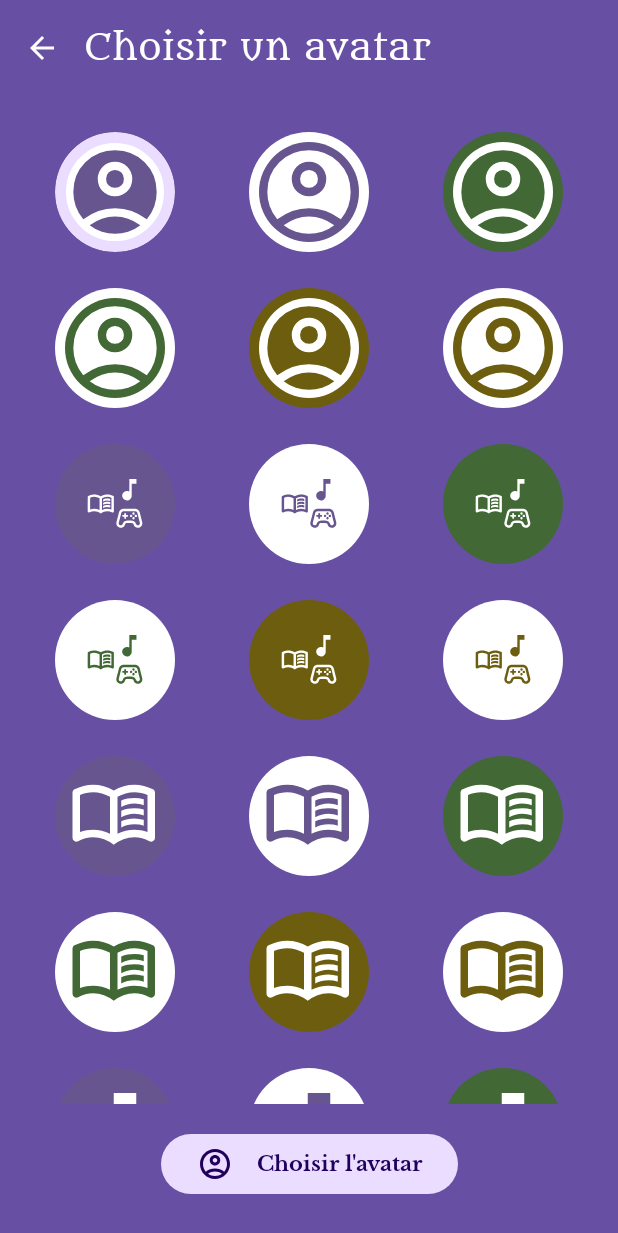
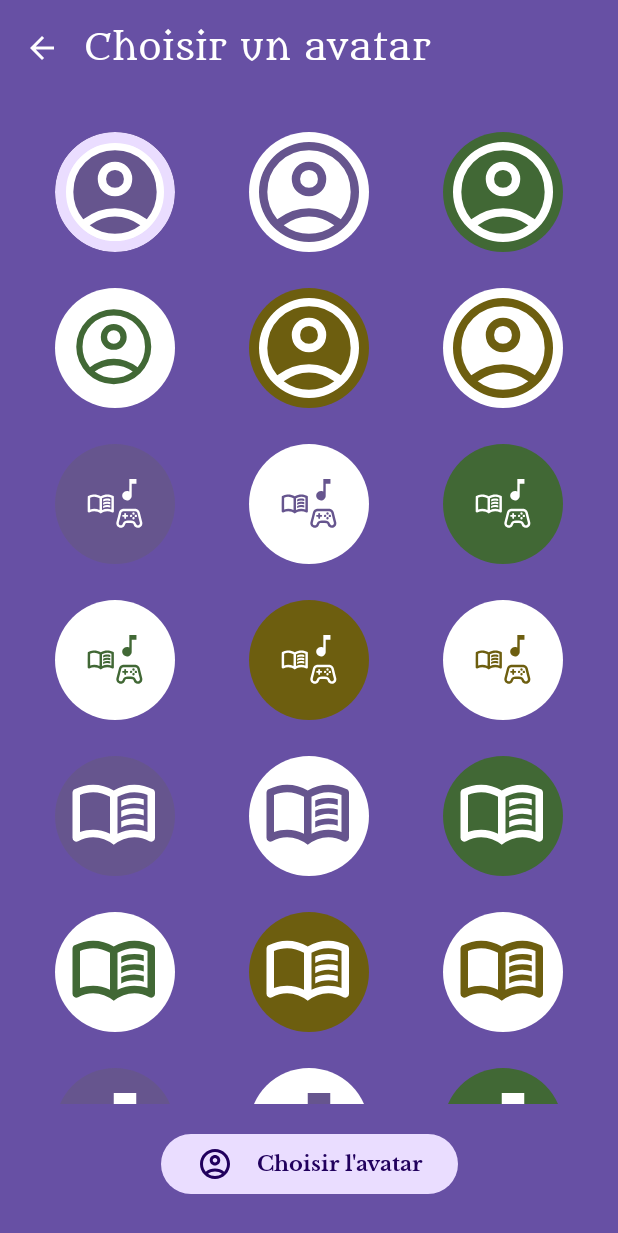
Before and after one commit to SedTheCursed/MyMediaRy, an Android app built with Jetpack Compose: the AvatarSelectionScreen screen opened through its navigation route, on a phone screen of 412 x 824 dp. Shown: the top 1233 px of the screen. Run offline under Robolectric (Android 15) with nearby library versions, the phone set to English and light mode, and no system bars.

```diff
--- a/app/src/main/res/drawable/avatar_primary.xml
+++ b/app/src/main/res/drawable/avatar_primary.xml
@@ -7,20 +7,9 @@
   <path
       android:fillColor="#66558E"
       android:pathData="M-0.5,-0.5C666.2,-0.5 1332.8,-0.5 1999.5,-0.5C1999.5,666.2 1999.5,1332.8 1999.5,1999.5C1332.8,1999.5 666.2,1999.5 -0.5,1999.5C-0.5,1332.8 -0.5,666.2 -0.5,-0.5Z"/>
+
   <path
       android:fillColor="#FFFFFF"
-      android:pathData="M480.31,880q-82.64,0 -155.64,-31.5 -73,-31.5 -127.34,-85.83Q143,708.33 111.5,635.49T80,479.82q0,-82.82 31.5,-155.49 31.5,-72.66 85.83,-127Q251.67,143 324.51,111.5T480.18,80q82.82,0 155.49,31.5 72.66,31.5 127,85.83Q817,251.67 848.5,324.35 880,397.04 880,479.69q0,82.64 -31.5,155.64 -31.5,73 -85.83,127.34Q708.33,817 635.65,848.5 562.96,880 480.31,880Z" />
-  <path
-      android:fillColor="#66558E"
-      android:pathData="M226,698q59,-42.33 121.33,-65.5 62.34,-23.17 132.67,-23.17 70.33,0 133,23.17T734.67,698q41,-49.67 59.83,-103.67T813.33,480q0,-141 -96.16,-237.17Q621,146.67 480,146.67t-237.17,96.16Q146.67,339 146.67,480q0,60.33 19.16,114.33Q185,648.33 226,698Z" />
-  <path
-      android:fillColor="#FFFFFF"
-      android:pathData="M479.88,513.33q-58.21,0 -98.05,-39.95Q342,433.42 342,375.21t39.96,-98.04q39.95,-39.84 98.16,-39.84 58.21,0 98.05,39.96Q618,317.25 618,375.46t-39.96,98.04q-39.95,39.83 -98.16,39.83Z" />
-  <path
-      android:fillColor="#66558E"
-      android:pathData="M480,813.33q54.33,0 105,-15.83t97.67,-52.17q-47,-33.66 -98,-51.5Q533.67,676 480,676t-104.67,17.83q-51,17.84 -98,51.5 47,36.34 97.67,52.17 50.67,15.83 105,15.83Z" />
-  <path
-      android:fillColor="#66558E"
-      android:pathData="M480,446.67q31.33,0 51.33,-20t20,-51.34q0,-31.33 -20,-51.33T480,304q-31.33,0 -51.33,20t-20,51.33q0,31.34 20,51.34 20,20 51.33,20ZM480,375.33ZM480,744.67Z" />
+      android:pathData="M226,698q59,-42.33 121.33,-65.5 62.34,-23.17 132.67,-23.17 70.33,0 133,23.17T734.67,698q41,-49.67 59.83,-103.67T813.33,480q0,-141 -96.16,-237.17Q621,146.67 480,146.67t-237.17,96.16Q146.67,339 146.67,480q0,60.33 19.16,114.33Q185,648.33 226,698ZM479.88,513.33q-58.21,0 -98.05,-39.95Q342,433.42 342,375.21t39.96,-98.04q39.95,-39.84 98.16,-39.84 58.21,0 98.05,39.96Q618,317.25 618,375.46t-39.96,98.04q-39.95,39.83 -98.16,39.83ZM480.31,880q-82.64,0 -155.64,-31.5 -73,-31.5 -127.34,-85.83Q143,708.33 111.5,635.49T80,479.82q0,-82.82 31.5,-155.49 31.5,-72.66 85.83,-127Q251.67,143 324.51,111.5T480.18,80q82.82,0 155.49,31.5 72.66,31.5 127,85.83Q817,251.67 848.5,324.35 880,397.04 880,479.69q0,82.64 -31.5,155.64 -31.5,73 -85.83,127.34Q708.33,817 635.65,848.5 562.96,880 480.31,880ZM480,813.33q54.33,0 105,-15.83t97.67,-52.17q-47,-33.66 -98,-51.5Q533.67,676 480,676t-104.67,17.83q-51,17.84 -98,51.5 47,36.34 97.67,52.17 50.67,15.83 105,15.83ZM480,446.67q31.33,0 51.33,-20t20,-51.34q0,-31.33 -20,-51.33T480,304q-31.33,0 -51.33,20t-20,51.33q0,31.34 20,51.34 20,20 51.33,20ZM480,375.33ZM480,744.67Z" />
 
 </vector>
--- a/app/src/main/res/drawable/avatar_primary_inversed.xml
+++ b/app/src/main/res/drawable/avatar_primary_inversed.xml
@@ -10,20 +10,6 @@
 
   <path
       android:fillColor="#66558E"
-      android:pathData="M480.31,880q-82.64,0 -155.64,-31.5 -73,-31.5 -127.34,-85.83Q143,708.33 111.5,635.49T80,479.82q0,-82.82 31.5,-155.49 31.5,-72.66 85.83,-127Q251.67,143 324.51,111.5T480.18,80q82.82,0 155.49,31.5 72.66,31.5 127,85.83Q817,251.67 848.5,324.35 880,397.04 880,479.69q0,82.64 -31.5,155.64 -31.5,73 -85.83,127.34Q708.33,817 635.65,848.5 562.96,880 480.31,880Z" />
-  <path
-      android:fillColor="#FFFFFF"
-      android:pathData="M226,698q59,-42.33 121.33,-65.5 62.34,-23.17 132.67,-23.17 70.33,0 133,23.17T734.67,698q41,-49.67 59.83,-103.67T813.33,480q0,-141 -96.16,-237.17Q621,146.67 480,146.67t-237.17,96.16Q146.67,339 146.67,480q0,60.33 19.16,114.33Q185,648.33 226,698Z" />
-  <path
-    android:fillColor="#66558E"
-    android:pathData="M479.88,513.33q-58.21,0 -98.05,-39.95Q342,433.42 342,375.21t39.96,-98.04q39.95,-39.84 98.16,-39.84 58.21,0 98.05,39.96Q618,317.25 618,375.46t-39.96,98.04q-39.95,39.83 -98.16,39.83Z" />
-
-  <path
-    android:fillColor="#FFFFFF"
-    android:pathData="M480,813.33q54.33,0 105,-15.83t97.67,-52.17q-47,-33.66 -98,-51.5Q533.67,676 480,676t-104.67,17.83q-51,17.84 -98,51.5 47,36.34 97.67,52.17 50.67,15.83 105,15.83Z" />
-
-  <path
-    android:fillColor="#FFFFFF"
-    android:pathData="M480,446.67q31.33,0 51.33,-20t20,-51.34q0,-31.33 -20,-51.33T480,304q-31.33,0 -51.33,20t-20,51.33q0,31.34 20,51.34 20,20 51.33,20ZM480,375.33ZM480,744.67Z" />
+      android:pathData="M226,698q59,-42.33 121.33,-65.5 62.34,-23.17 132.67,-23.17 70.33,0 133,23.17T734.67,698q41,-49.67 59.83,-103.67T813.33,480q0,-141 -96.16,-237.17Q621,146.67 480,146.67t-237.17,96.16Q146.67,339 146.67,480q0,60.33 19.16,114.33Q185,648.33 226,698ZM479.88,513.33q-58.21,0 -98.05,-39.95Q342,433.42 342,375.21t39.96,-98.04q39.95,-39.84 98.16,-39.84 58.21,0 98.05,39.96Q618,317.25 618,375.46t-39.96,98.04q-39.95,39.83 -98.16,39.83ZM480.31,880q-82.64,0 -155.64,-31.5 -73,-31.5 -127.34,-85.83Q143,708.33 111.5,635.49T80,479.82q0,-82.82 31.5,-155.49 31.5,-72.66 85.83,-127Q251.67,143 324.51,111.5T480.18,80q82.82,0 155.49,31.5 72.66,31.5 127,85.83Q817,251.67 848.5,324.35 880,397.04 880,479.69q0,82.64 -31.5,155.64 -31.5,73 -85.83,127.34Q708.33,817 635.65,848.5 562.96,880 480.31,880ZM480,813.33q54.33,0 105,-15.83t97.67,-52.17q-47,-33.66 -98,-51.5Q533.67,676 480,676t-104.67,17.83q-51,17.84 -98,51.5 47,36.34 97.67,52.17 50.67,15.83 105,15.83ZM480,446.67q31.33,0 51.33,-20t20,-51.34q0,-31.33 -20,-51.33T480,304q-31.33,0 -51.33,20t-20,51.33q0,31.34 20,51.34 20,20 51.33,20ZM480,375.33ZM480,744.67Z" />
 
 </vector>
--- a/app/src/main/res/drawable/avatar_secondary.xml
+++ b/app/src/main/res/drawable/avatar_secondary.xml
@@ -7,20 +7,9 @@
   <path
       android:fillColor="#416835"
       android:pathData="M-0.5,-0.5C666.2,-0.5 1332.8,-0.5 1999.5,-0.5C1999.5,666.2 1999.5,1332.8 1999.5,1999.5C1332.8,1999.5 666.2,1999.5 -0.5,1999.5C-0.5,1332.8 -0.5,666.2 -0.5,-0.5Z"/>
+
   <path
       android:fillColor="#FFFFFF"
-      android:pathData="M480.31,880q-82.64,0 -155.64,-31.5 -73,-31.5 -127.34,-85.83Q143,708.33 111.5,635.49T80,479.82q0,-82.82 31.5,-155.49 31.5,-72.66 85.83,-127Q251.67,143 324.51,111.5T480.18,80q82.82,0 155.49,31.5 72.66,31.5 127,85.83Q817,251.67 848.5,324.35 880,397.04 880,479.69q0,82.64 -31.5,155.64 -31.5,73 -85.83,127.34Q708.33,817 635.65,848.5 562.96,880 480.31,880Z" />
-  <path
-      android:fillColor="#416835"
-      android:pathData="M226,698q59,-42.33 121.33,-65.5 62.34,-23.17 132.67,-23.17 70.33,0 133,23.17T734.67,698q41,-49.67 59.83,-103.67T813.33,480q0,-141 -96.16,-237.17Q621,146.67 480,146.67t-237.17,96.16Q146.67,339 146.67,480q0,60.33 19.16,114.33Q185,648.33 226,698Z" />
-  <path
-      android:fillColor="#FFFFFF"
-      android:pathData="M479.88,513.33q-58.21,0 -98.05,-39.95Q342,433.42 342,375.21t39.96,-98.04q39.95,-39.84 98.16,-39.84 58.21,0 98.05,39.96Q618,317.25 618,375.46t-39.96,98.04q-39.95,39.83 -98.16,39.83Z" />
-  <path
-      android:fillColor="#416835"
-      android:pathData="M480,813.33q54.33,0 105,-15.83t97.67,-52.17q-47,-33.66 -98,-51.5Q533.67,676 480,676t-104.67,17.83q-51,17.84 -98,51.5 47,36.34 97.67,52.17 50.67,15.83 105,15.83Z" />
-  <path
-      android:fillColor="#416835"
-      android:pathData="M480,446.67q31.33,0 51.33,-20t20,-51.34q0,-31.33 -20,-51.33T480,304q-31.33,0 -51.33,20t-20,51.33q0,31.34 20,51.34 20,20 51.33,20ZM480,375.33ZM480,744.67Z" />
+      android:pathData="M226,698q59,-42.33 121.33,-65.5 62.34,-23.17 132.67,-23.17 70.33,0 133,23.17T734.67,698q41,-49.67 59.83,-103.67T813.33,480q0,-141 -96.16,-237.17Q621,146.67 480,146.67t-237.17,96.16Q146.67,339 146.67,480q0,60.33 19.16,114.33Q185,648.33 226,698ZM479.88,513.33q-58.21,0 -98.05,-39.95Q342,433.42 342,375.21t39.96,-98.04q39.95,-39.84 98.16,-39.84 58.21,0 98.05,39.96Q618,317.25 618,375.46t-39.96,98.04q-39.95,39.83 -98.16,39.83ZM480.31,880q-82.64,0 -155.64,-31.5 -73,-31.5 -127.34,-85.83Q143,708.33 111.5,635.49T80,479.82q0,-82.82 31.5,-155.49 31.5,-72.66 85.83,-127Q251.67,143 324.51,111.5T480.18,80q82.82,0 155.49,31.5 72.66,31.5 127,85.83Q817,251.67 848.5,324.35 880,397.04 880,479.69q0,82.64 -31.5,155.64 -31.5,73 -85.83,127.34Q708.33,817 635.65,848.5 562.96,880 480.31,880ZM480,813.33q54.33,0 105,-15.83t97.67,-52.17q-47,-33.66 -98,-51.5Q533.67,676 480,676t-104.67,17.83q-51,17.84 -98,51.5 47,36.34 97.67,52.17 50.67,15.83 105,15.83ZM480,446.67q31.33,0 51.33,-20t20,-51.34q0,-31.33 -20,-51.33T480,304q-31.33,0 -51.33,20t-20,51.33q0,31.34 20,51.34 20,20 51.33,20ZM480,375.33ZM480,744.67Z" />
 
 </vector>
--- a/app/src/main/res/drawable/avatar_secondary_inversed.xml
+++ b/app/src/main/res/drawable/avatar_secondary_inversed.xml
@@ -8,22 +8,13 @@
       android:fillColor="#FFFFFF"
       android:pathData="M-0.5,-0.5C666.2,-0.5 1332.8,-0.5 1999.5,-0.5C1999.5,666.2 1999.5,1332.8 1999.5,1999.5C1332.8,1999.5 666.2,1999.5 -0.5,1999.5C-0.5,1332.8 -0.5,666.2 -0.5,-0.5Z"/>
 
-  <path
-      android:fillColor="#416835"
-      android:pathData="M480.31,880q-82.64,0 -155.64,-31.5 -73,-31.5 -127.34,-85.83Q143,708.33 111.5,635.49T80,479.82q0,-82.82 31.5,-155.49 31.5,-72.66 85.83,-127Q251.67,143 324.51,111.5T480.18,80q82.82,0 155.49,31.5 72.66,31.5 127,85.83Q817,251.67 848.5,324.35 880,397.04 880,479.69q0,82.64 -31.5,155.64 -31.5,73 -85.83,127.34Q708.33,817 635.65,848.5 562.96,880 480.31,880Z" />
-  <path
-      android:fillColor="#FFFFFF"
-      android:pathData="M226,698q59,-42.33 121.33,-65.5 62.34,-23.17 132.67,-23.17 70.33,0 133,23.17T734.67,698q41,-49.67 59.83,-103.67T813.33,480q0,-141 -96.16,-237.17Q621,146.67 480,146.67t-237.17,96.16Q146.67,339 146.67,480q0,60.33 19.16,114.33Q185,648.33 226,698Z" />
-  <path
-      android:fillColor="#416835"
-      android:pathData="M479.88,513.33q-58.21,0 -98.05,-39.95Q342,433.42 342,375.21t39.96,-98.04q39.95,-39.84 98.16,-39.84 58.21,0 98.05,39.96Q618,317.25 618,375.46t-39.96,98.04q-39.95,39.83 -98.16,39.83Z" />
-
-  <path
-      android:fillColor="#FFFFFF"
-      android:pathData="M480,813.33q54.33,0 105,-15.83t97.67,-52.17q-47,-33.66 -98,-51.5Q533.67,676 480,676t-104.67,17.83q-51,17.84 -98,51.5 47,36.34 97.67,52.17 50.67,15.83 105,15.83Z" />
-
-  <path
-      android:fillColor="#FFFFFF"
-      android:pathData="M480,446.67q31.33,0 51.33,-20t20,-51.34q0,-31.33 -20,-51.33T480,304q-31.33,0 -51.33,20t-20,51.33q0,31.34 20,51.34 20,20 51.33,20ZM480,375.33ZM480,744.67Z" />
-
+  <group
+      android:scaleX="0.75"
+      android:scaleY="0.75"
+      android:translateX="110"
+      android:translateY="110" >
+    <path
+        android:fillColor="#416835"
+        android:pathData="M226,698q59,-42.33 121.33,-65.5 62.34,-23.17 132.67,-23.17 70.33,0 133,23.17T734.67,698q41,-49.67 59.83,-103.67T813.33,480q0,-141 -96.16,-237.17Q621,146.67 480,146.67t-237.17,96.16Q146.67,339 146.67,480q0,60.33 19.16,114.33Q185,648.33 226,698ZM479.88,513.33q-58.21,0 -98.05,-39.95Q342,433.42 342,375.21t39.96,-98.04q39.95,-39.84 98.16,-39.84 58.21,0 98.05,39.96Q618,317.25 618,375.46t-39.96,98.04q-39.95,39.83 -98.16,39.83ZM480.31,880q-82.64,0 -155.64,-31.5 -73,-31.5 -127.34,-85.83Q143,708.33 111.5,635.49T80,479.82q0,-82.82 31.5,-155.49 31.5,-72.66 85.83,-127Q251.67,143 324.51,111.5T480.18,80q82.82,0 155.49,31.5 72.66,31.5 127,85.83Q817,251.67 848.5,324.35 880,397.04 880,479.69q0,82.64 -31.5,155.64 -31.5,73 -85.83,127.34Q708.33,817 635.65,848.5 562.96,880 480.31,880ZM480,813.33q54.33,0 105,-15.83t97.67,-52.17q-47,-33.66 -98,-51.5Q533.67,676 480,676t-104.67,17.83q-51,17.84 -98,51.5 47,36.34 97.67,52.17 50.67,15.83 105,15.83ZM480,446.67q31.33,0 51.33,-20t20,-51.34q0,-31.33 -20,-51.33T480,304q-31.33,0 -51.33,20t-20,51.33q0,31.34 20,51.34 20,20 51.33,20ZM480,375.33ZM480,744.67Z" />
+  </group>
 </vector>
--- a/app/src/main/res/drawable/avatar_tertiary.xml
+++ b/app/src/main/res/drawable/avatar_tertiary.xml
@@ -7,19 +7,9 @@
   <path
       android:fillColor="#6D5E0F"
       android:pathData="M-0.5,-0.5C666.2,-0.5 1332.8,-0.5 1999.5,-0.5C1999.5,666.2 1999.5,1332.8 1999.5,1999.5C1332.8,1999.5 666.2,1999.5 -0.5,1999.5C-0.5,1332.8 -0.5,666.2 -0.5,-0.5Z"/>
+
   <path
       android:fillColor="#FFFFFF"
-      android:pathData="M480.31,880q-82.64,0 -155.64,-31.5 -73,-31.5 -127.34,-85.83Q143,708.33 111.5,635.49T80,479.82q0,-82.82 31.5,-155.49 31.5,-72.66 85.83,-127Q251.67,143 324.51,111.5T480.18,80q82.82,0 155.49,31.5 72.66,31.5 127,85.83Q817,251.67 848.5,324.35 880,397.04 880,479.69q0,82.64 -31.5,155.64 -31.5,73 -85.83,127.34Q708.33,817 635.65,848.5 562.96,880 480.31,880Z" />
-  <path
-      android:fillColor="#6D5E0F"
-      android:pathData="M226,698q59,-42.33 121.33,-65.5 62.34,-23.17 132.67,-23.17 70.33,0 133,23.17T734.67,698q41,-49.67 59.83,-103.67T813.33,480q0,-141 -96.16,-237.17Q621,146.67 480,146.67t-237.17,96.16Q146.67,339 146.67,480q0,60.33 19.16,114.33Q185,648.33 226,698Z" />
-  <path
-      android:fillColor="#FFFFFF"
-      android:pathData="M479.88,513.33q-58.21,0 -98.05,-39.95Q342,433.42 342,375.21t39.96,-98.04q39.95,-39.84 98.16,-39.84 58.21,0 98.05,39.96Q618,317.25 618,375.46t-39.96,98.04q-39.95,39.83 -98.16,39.83Z" />
-  <path
-      android:fillColor="#6D5E0F"
-      android:pathData="M480,813.33q54.33,0 105,-15.83t97.67,-52.17q-47,-33.66 -98,-51.5Q533.67,676 480,676t-104.67,17.83q-51,17.84 -98,51.5 47,36.34 97.67,52.17 50.67,15.83 105,15.83Z" />
-  <path
-      android:fillColor="#6D5E0F"
-      android:pathData="M480,446.67q31.33,0 51.33,-20t20,-51.34q0,-31.33 -20,-51.33T480,304q-31.33,0 -51.33,20t-20,51.33q0,31.34 20,51.34 20,20 51.33,20ZM480,375.33ZM480,744.67Z" />
+      android:pathData="M226,698q59,-42.33 121.33,-65.5 62.34,-23.17 132.67,-23.17 70.33,0 133,23.17T734.67,698q41,-49.67 59.83,-103.67T813.33,480q0,-141 -96.16,-237.17Q621,146.67 480,146.67t-237.17,96.16Q146.67,339 146.67,480q0,60.33 19.16,114.33Q185,648.33 226,698ZM479.88,513.33q-58.21,0 -98.05,-39.95Q342,433.42 342,375.21t39.96,-98.04q39.95,-39.84 98.16,-39.84 58.21,0 98.05,39.96Q618,317.25 618,375.46t-39.96,98.04q-39.95,39.83 -98.16,39.83ZM480.31,880q-82.64,0 -155.64,-31.5 -73,-31.5 -127.34,-85.83Q143,708.33 111.5,635.49T80,479.82q0,-82.82 31.5,-155.49 31.5,-72.66 85.83,-127Q251.67,143 324.51,111.5T480.18,80q82.82,0 155.49,31.5 72.66,31.5 127,85.83Q817,251.67 848.5,324.35 880,397.04 880,479.69q0,82.64 -31.5,155.64 -31.5,73 -85.83,127.34Q708.33,817 635.65,848.5 562.96,880 480.31,880ZM480,813.33q54.33,0 105,-15.83t97.67,-52.17q-47,-33.66 -98,-51.5Q533.67,676 480,676t-104.67,17.83q-51,17.84 -98,51.5 47,36.34 97.67,52.17 50.67,15.83 105,15.83ZM480,446.67q31.33,0 51.33,-20t20,-51.34q0,-31.33 -20,-51.33T480,304q-31.33,0 -51.33,20t-20,51.33q0,31.34 20,51.34 20,20 51.33,20ZM480,375.33ZM480,744.67Z" />
+
 </vector>
--- a/app/src/main/res/drawable/avatar_tertiary_inversed.xml
+++ b/app/src/main/res/drawable/avatar_tertiary_inversed.xml
@@ -10,20 +10,6 @@
 
   <path
       android:fillColor="#6D5E0F"
-      android:pathData="M480.31,880q-82.64,0 -155.64,-31.5 -73,-31.5 -127.34,-85.83Q143,708.33 111.5,635.49T80,479.82q0,-82.82 31.5,-155.49 31.5,-72.66 85.83,-127Q251.67,143 324.51,111.5T480.18,80q82.82,0 155.49,31.5 72.66,31.5 127,85.83Q817,251.67 848.5,324.35 880,397.04 880,479.69q0,82.64 -31.5,155.64 -31.5,73 -85.83,127.34Q708.33,817 635.65,848.5 562.96,880 480.31,880Z" />
-  <path
-      android:fillColor="#FFFFFF"
-      android:pathData="M226,698q59,-42.33 121.33,-65.5 62.34,-23.17 132.67,-23.17 70.33,0 133,23.17T734.67,698q41,-49.67 59.83,-103.67T813.33,480q0,-141 -96.16,-237.17Q621,146.67 480,146.67t-237.17,96.16Q146.67,339 146.67,480q0,60.33 19.16,114.33Q185,648.33 226,698Z" />
-  <path
-      android:fillColor="#6D5E0F"
-      android:pathData="M479.88,513.33q-58.21,0 -98.05,-39.95Q342,433.42 342,375.21t39.96,-98.04q39.95,-39.84 98.16,-39.84 58.21,0 98.05,39.96Q618,317.25 618,375.46t-39.96,98.04q-39.95,39.83 -98.16,39.83Z" />
-
-  <path
-      android:fillColor="#FFFFFF"
-      android:pathData="M480,813.33q54.33,0 105,-15.83t97.67,-52.17q-47,-33.66 -98,-51.5Q533.67,676 480,676t-104.67,17.83q-51,17.84 -98,51.5 47,36.34 97.67,52.17 50.67,15.83 105,15.83Z" />
-
-  <path
-      android:fillColor="#FFFFFF"
-      android:pathData="M480,446.67q31.33,0 51.33,-20t20,-51.34q0,-31.33 -20,-51.33T480,304q-31.33,0 -51.33,20t-20,51.33q0,31.34 20,51.34 20,20 51.33,20ZM480,375.33ZM480,744.67Z" />
+      android:pathData="M226,698q59,-42.33 121.33,-65.5 62.34,-23.17 132.67,-23.17 70.33,0 133,23.17T734.67,698q41,-49.67 59.83,-103.67T813.33,480q0,-141 -96.16,-237.17Q621,146.67 480,146.67t-237.17,96.16Q146.67,339 146.67,480q0,60.33 19.16,114.33Q185,648.33 226,698ZM479.88,513.33q-58.21,0 -98.05,-39.95Q342,433.42 342,375.21t39.96,-98.04q39.95,-39.84 98.16,-39.84 58.21,0 98.05,39.96Q618,317.25 618,375.46t-39.96,98.04q-39.95,39.83 -98.16,39.83ZM480.31,880q-82.64,0 -155.64,-31.5 -73,-31.5 -127.34,-85.83Q143,708.33 111.5,635.49T80,479.82q0,-82.82 31.5,-155.49 31.5,-72.66 85.83,-127Q251.67,143 324.51,111.5T480.18,80q82.82,0 155.49,31.5 72.66,31.5 127,85.83Q817,251.67 848.5,324.35 880,397.04 880,479.69q0,82.64 -31.5,155.64 -31.5,73 -85.83,127.34Q708.33,817 635.65,848.5 562.96,880 480.31,880ZM480,813.33q54.33,0 105,-15.83t97.67,-52.17q-47,-33.66 -98,-51.5Q533.67,676 480,676t-104.67,17.83q-51,17.84 -98,51.5 47,36.34 97.67,52.17 50.67,15.83 105,15.83ZM480,446.67q31.33,0 51.33,-20t20,-51.34q0,-31.33 -20,-51.33T480,304q-31.33,0 -51.33,20t-20,51.33q0,31.34 20,51.34 20,20 51.33,20ZM480,375.33ZM480,744.67Z" />
 
 </vector>
```
